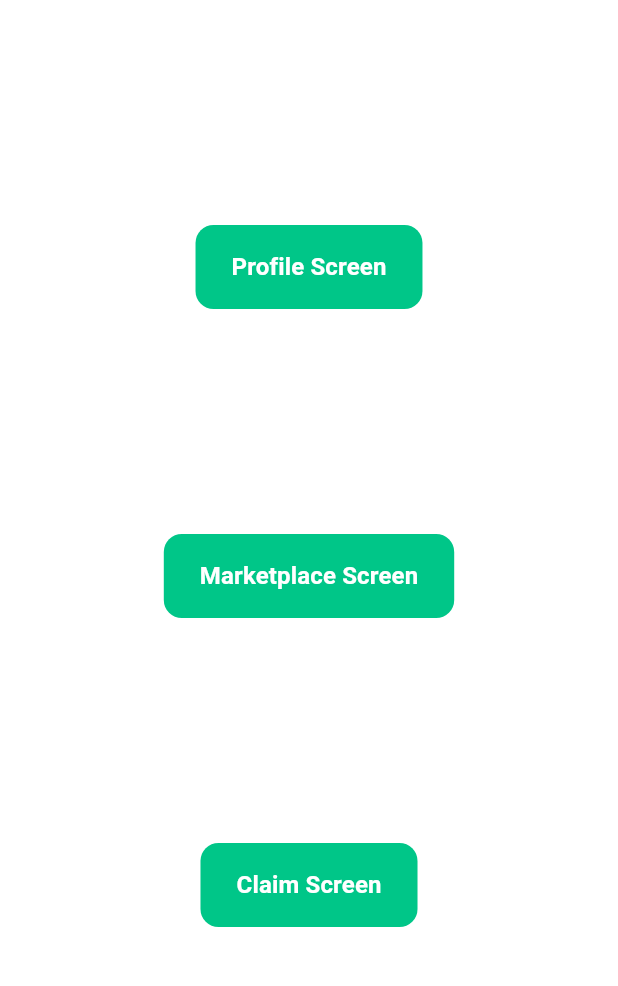
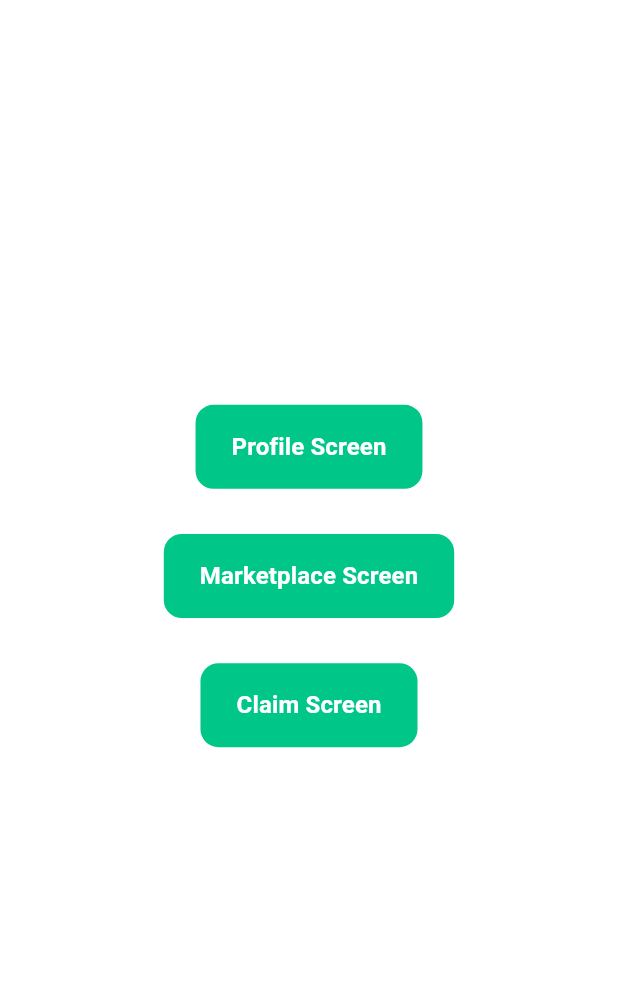
Before and after one commit to zulkams/zk-zlanhqp, a Flutter app: the screen it shows after launch, on a phone screen of 412 x 824 dp, the part 84-1070 px from its top. Run offline on Flutter 3.47's test engine with Material 3 defaults, Android fonts, the phone set to English and light mode, and no system bars; our stand-ins replace go_router, hugeicons.

Commit message:
feat: add size constraints to home screen content container

```diff
--- a/lib/features/home/screens/home_screen.dart
+++ b/lib/features/home/screens/home_screen.dart
@@ -21,6 +21,9 @@ class HomeScreen extends StatelessWidget {
 
   Widget buildContent(BuildContext context) {
     return Center(
+      child: SizedBox(
+        width: double.infinity,
+        height: MediaQuery.of(context).size.height * 0.35,
         child: Column(
           mainAxisAlignment: MainAxisAlignment.spaceEvenly,
           children: [
@@ -29,6 +32,7 @@ class HomeScreen extends StatelessWidget {
             AppButton(label: "Claim Screen", onPressed: () => context.push(AppRoute.claimRoute)),
           ],
         ),
+      ),
     );
   }
 }
```
Lines whose indentation alone changed are shown as unchanged.
